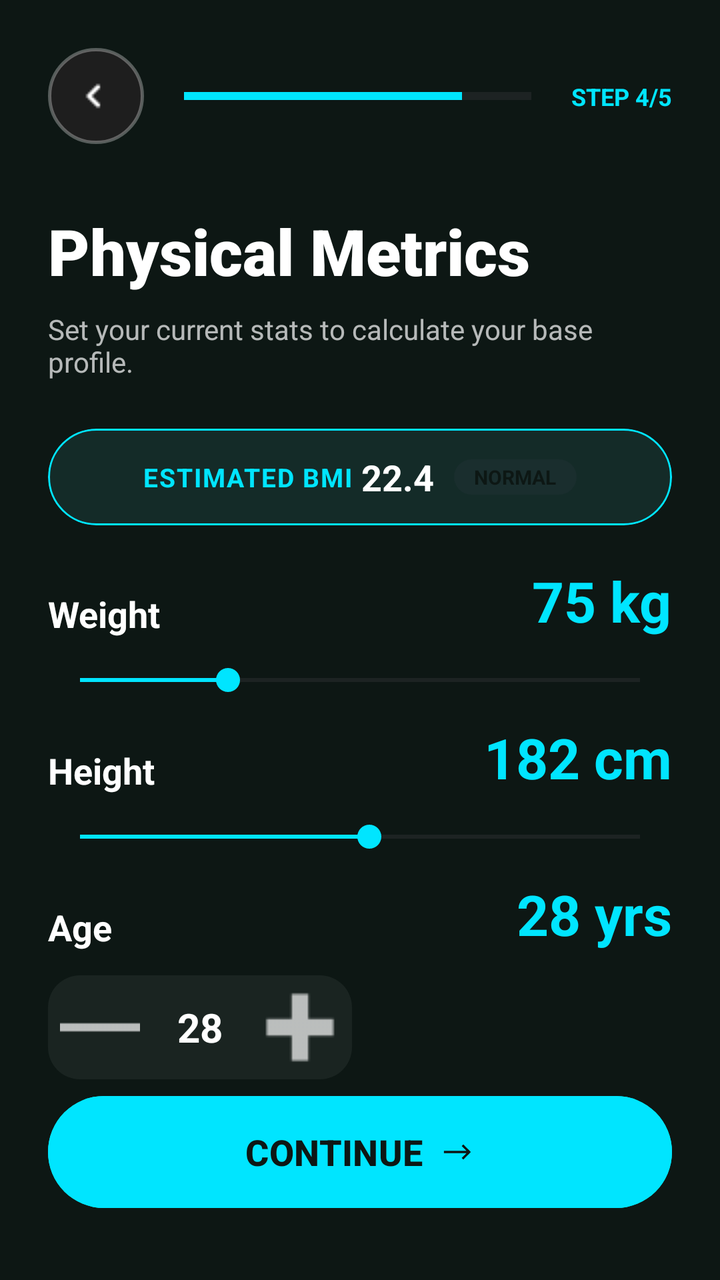
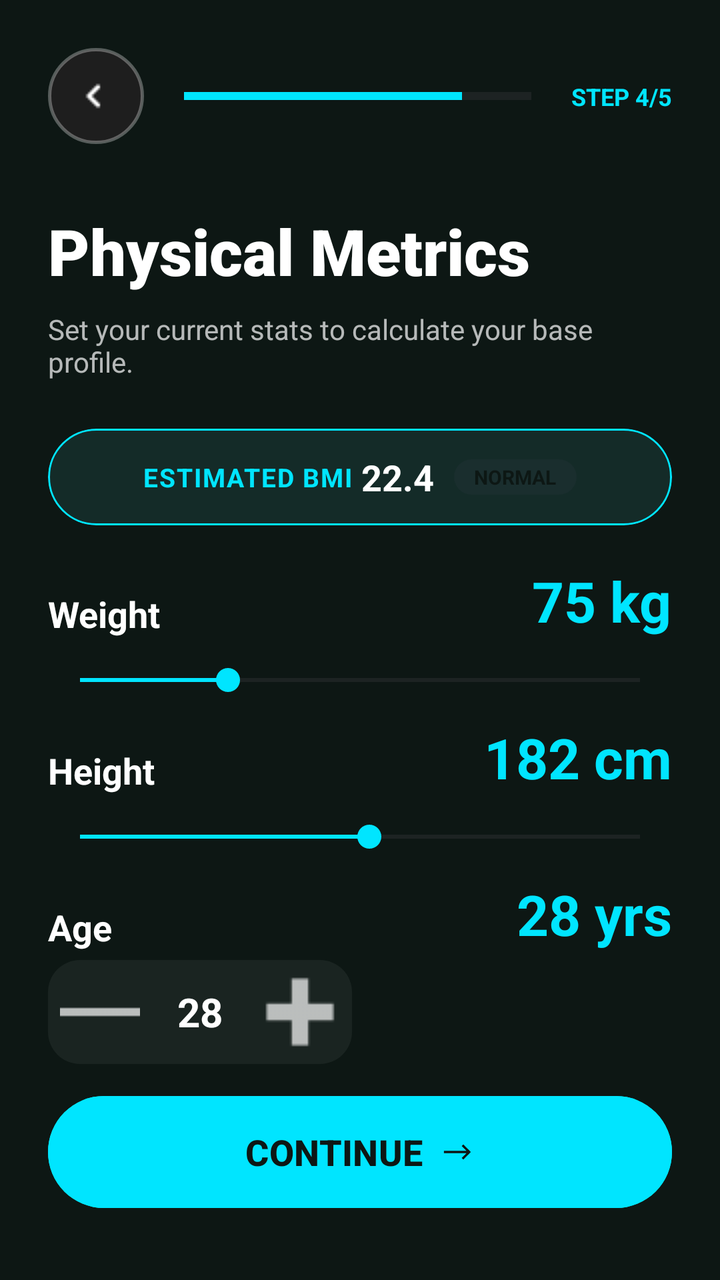

The first picture is an Android layout as it rendered before a commit; the second is the same layout after the commit. The layout source and the unified diff follow.
<!-- AndroidManifest.xml: application theme Theme.ProFitness -->
<!-- res/layout/activity_register4.xml -->
<?xml version="1.0" encoding="utf-8"?>
<androidx.constraintlayout.widget.ConstraintLayout
    xmlns:android="http://schemas.android.com/apk/res/android"
    xmlns:app="http://schemas.android.com/apk/res-auto"
    android:layout_width="match_parent"
    android:layout_height="match_parent"
    android:background="#0D1714"
    android:padding="24dp">

    <ImageButton
        android:id="@+id/btnBack"
        android:layout_width="48dp"
        android:layout_height="48dp"
        android:background="@drawable/circle_social_bg"
        android:src="@drawable/ic_back"
        app:layout_constraintStart_toStartOf="parent"
        app:layout_constraintTop_toTopOf="parent"
        app:tint="#FFFFFF" />

    <ProgressBar
        android:id="@+id/onboardingProgress"
        style="?android:attr/progressBarStyleHorizontal"
        android:layout_width="0dp"
        android:layout_height="wrap_content"
        android:layout_marginHorizontal="20dp"
        android:progress="80"
        android:progressTint="#00E5FF"
        app:layout_constraintBottom_toBottomOf="@+id/btnBack"
        app:layout_constraintEnd_toStartOf="@+id/tvStepCount"
        app:layout_constraintStart_toEndOf="@+id/btnBack"
        app:layout_constraintTop_toTopOf="@+id/btnBack" />

    <TextView
        android:id="@+id/tvStepCount"
        android:layout_width="wrap_content"
        android:layout_height="wrap_content"
        android:text="STEP 4/5"
        android:textColor="#00E5FF"
        android:textSize="12sp"
        android:textStyle="bold"
        app:layout_constraintBottom_toBottomOf="@+id/onboardingProgress"
        app:layout_constraintEnd_toEndOf="parent"
        app:layout_constraintTop_toTopOf="@+id/onboardingProgress" />

    <TextView
        android:id="@+id/tvTitle"
        android:layout_width="wrap_content"
        android:layout_height="wrap_content"
        android:layout_marginTop="32dp"
        android:fontFamily="sans-serif-black"
        android:text="Physical Metrics"
        android:textColor="#FFFFFF"
        android:textSize="32sp"
        app:layout_constraintStart_toStartOf="parent"
        app:layout_constraintTop_toBottomOf="@+id/btnBack" />

    <TextView
        android:id="@+id/tvSubtitle"
        android:layout_width="0dp"
        android:layout_height="wrap_content"
        android:layout_marginTop="8dp"
        android:text="Set your current stats to calculate your base profile."
        android:textColor="#B3FFFFFF"
        android:textSize="14sp"
        app:layout_constraintEnd_toEndOf="parent"
        app:layout_constraintStart_toStartOf="parent"
        app:layout_constraintTop_toBottomOf="@+id/tvTitle" />

    <com.google.android.material.card.MaterialCardView
        android:id="@+id/bmiCard"
        android:layout_width="match_parent"
        android:layout_height="wrap_content"
        android:layout_marginTop="24dp"
        app:cardBackgroundColor="#142B28"
        app:cardCornerRadius="30dp"
        app:strokeColor="#00E5FF"
        app:strokeWidth="1dp"
        app:layout_constraintTop_toBottomOf="@+id/tvSubtitle">

        <LinearLayout
            android:layout_width="wrap_content"
            android:layout_height="wrap_content"
            android:layout_gravity="center"
            android:padding="12dp"
            android:gravity="center_vertical"
            android:orientation="horizontal">
            <TextView
                android:layout_width="wrap_content"
                android:layout_height="wrap_content"
                android:text="ESTIMATED BMI "
                android:textColor="#00E5FF"
                android:textSize="13sp"
                android:textStyle="bold"
                android:letterSpacing="0.05"/>
            <TextView
                android:id="@+id/tvBmiValue"
                android:layout_width="wrap_content"
                android:layout_height="wrap_content"
                android:text="22.4"
                android:textColor="#FFFFFF"
                android:textSize="18sp"
                android:textStyle="bold"/>
            <TextView
                android:id="@+id/tvBmiStatus"
                android:layout_width="wrap_content"
                android:layout_height="wrap_content"
                android:layout_marginStart="10dp"
                android:background="@drawable/bg_status_tag"
                android:paddingHorizontal="10dp"
                android:paddingVertical="2dp"
                android:text="NORMAL"
                android:textColor="#0D1714"
                android:textSize="10sp"
                android:textStyle="bold"/>
        </LinearLayout>
    </com.google.android.material.card.MaterialCardView>

    <TextView
        android:id="@+id/tvWeightLabel"
        android:layout_width="wrap_content"
        android:layout_height="wrap_content"
        android:layout_marginTop="32dp"
        android:text="Weight"
        android:textColor="#FFFFFF"
        android:textSize="18sp"
        android:textStyle="bold"
        app:layout_constraintStart_toStartOf="parent"
        app:layout_constraintTop_toBottomOf="@+id/bmiCard" />

    <TextView
        android:id="@+id/tvWeightValue"
        android:layout_width="wrap_content"
        android:layout_height="wrap_content"
        android:text="75 kg"
        android:textColor="#00E5FF"
        android:textSize="28sp"
        android:textStyle="bold"
        app:layout_constraintBottom_toBottomOf="@+id/tvWeightLabel"
        app:layout_constraintEnd_toEndOf="parent" />

    <SeekBar
        android:id="@+id/weightSeekBar"
        android:layout_width="match_parent"
        android:layout_height="wrap_content"
        android:layout_marginTop="12dp"
        android:max="170"
        android:progress="45"
        android:progressTint="#00E5FF"
        android:thumbTint="#00E5FF"
        app:layout_constraintTop_toBottomOf="@+id/tvWeightLabel" />

    <TextView
        android:id="@+id/tvHeightLabel"
        android:layout_width="wrap_content"
        android:layout_height="wrap_content"
        android:layout_marginTop="24dp"
        android:text="Height"
        android:textColor="#FFFFFF"
        android:textSize="18sp"
        android:textStyle="bold"
        app:layout_constraintStart_toStartOf="parent"
        app:layout_constraintTop_toBottomOf="@+id/weightSeekBar" />

    <TextView
        android:id="@+id/tvHeightValue"
        android:layout_width="wrap_content"
        android:layout_height="wrap_content"
        android:text="182 cm"
        android:textColor="#00E5FF"
        android:textSize="28sp"
        android:textStyle="bold"
        app:layout_constraintBottom_toBottomOf="@+id/tvHeightLabel"
        app:layout_constraintEnd_toEndOf="parent" />

    <SeekBar
        android:id="@+id/heightSeekBar"
        android:layout_width="match_parent"
        android:layout_height="wrap_content"
        android:layout_marginTop="12dp"
        android:max="120"
        android:progress="62"
        android:progressTint="#00E5FF"
        android:thumbTint="#00E5FF"
        app:layout_constraintTop_toBottomOf="@+id/tvHeightLabel" />

    <TextView
        android:id="@+id/tvAgeLabel"
        android:layout_width="wrap_content"
        android:layout_height="wrap_content"
        android:layout_marginTop="24dp"
        android:text="Age"
        android:textColor="#FFFFFF"
        android:textSize="18sp"
        android:textStyle="bold"
        app:layout_constraintStart_toStartOf="parent"
        app:layout_constraintTop_toBottomOf="@+id/heightSeekBar" />

    <TextView
        android:id="@+id/tvAgeValueTop"
        android:layout_width="wrap_content"
        android:layout_height="wrap_content"
        android:text="28 yrs"
        android:textColor="#00E5FF"
        android:textSize="28sp"
        android:textStyle="bold"
        app:layout_constraintBottom_toBottomOf="@+id/tvAgeLabel"
        app:layout_constraintEnd_toEndOf="parent" />

    <LinearLayout
        android:layout_width="wrap_content"
        android:layout_height="wrap_content"
        android:layout_marginTop="12dp"
        android:background="@drawable/r4_bg_counter"
        android:gravity="center"
        android:padding="6dp"
        app:layout_constraintStart_toStartOf="parent"
        app:layout_constraintTop_toBottomOf="@+id/tvAgeLabel">

        <ImageButton
            android:id="@+id/btnMinus"
            android:layout_width="40dp"
            android:layout_height="40dp"
            android:background="?attr/selectableItemBackgroundBorderless"
            android:src="@drawable/ic_minus"
            app:tint="#B3FFFFFF" />

        <TextView
            android:id="@+id/tvAgeDisplay"
            android:layout_width="60dp"
            android:layout_height="wrap_content"
            android:gravity="center"
            android:text="28"
            android:textColor="#FFFFFF"
            android:textSize="20sp"
            android:textStyle="bold" />

        <ImageButton
            android:id="@+id/btnPlus"
            android:layout_width="40dp"
            android:layout_height="40dp"
            android:background="?attr/selectableItemBackgroundBorderless"
            android:src="@drawable/ic_add"
            app:tint="#B3FFFFFF" />
    </LinearLayout>

    <com.google.android.material.button.MaterialButton
        android:id="@+id/btnContinue"
        android:layout_width="match_parent"
        android:layout_height="64dp"
        android:layout_marginBottom="8dp"
        android:backgroundTint="#00E5FF"
        android:text="CONTINUE"
        android:textColor="#0D1714"
        android:textSize="18sp"
        android:textStyle="bold"
        app:cornerRadius="32dp"
        app:icon="@drawable/ic_arrow_forward"
        app:iconGravity="textEnd"
        app:iconTint="#0D1714"
        app:layout_constraintBottom_toBottomOf="parent" />

</androidx.constraintlayout.widget.ConstraintLayout>
<!-- resources referenced by this layout -->
<resources>
  <!-- drawable bg_status_tag (drawable) -->
  <?xml version="1.0" encoding="utf-8"?>
  <shape xmlns:android="http://schemas.android.com/apk/res/android" android:shape="rectangle">
      <solid android:color="#1A2E2E" />
      <corners android:radius="14dp" />
  </shape>
  <!-- drawable circle_social_bg (drawable) -->
  <?xml version="1.0" encoding="utf-8"?>
  <shape xmlns:android="http://schemas.android.com/apk/res/android">
      <solid android:color="#1E1E1E" />
  
      <corners android:radius="100dp" />
  
      <stroke
          android:width="1.5dp"
          android:color="#4DFFFFFF" />
  </shape>
  <!-- drawable ic_add: png bitmap (drawable, 2022 bytes) -->
  <!-- drawable ic_arrow_forward (drawable) -->
  <?xml version="1.0" encoding="utf-8"?>
  <selector xmlns:android="http://schemas.android.com/apk/res/android">
      <item android:drawable="@drawable/ic_front" />
  </selector>
  <!-- drawable ic_back: png bitmap (drawable, 184 bytes) -->
  <!-- drawable ic_minus: png bitmap (drawable, 536 bytes) -->
  <!-- drawable r4_bg_counter (drawable) -->
  <shape xmlns:android="http://schemas.android.com/apk/res/android">
      <solid android:color="@color/card_dark" />
      <corners android:radius="16dp" />
  </shape>
  <style name="Theme.ProFitness" parent="android:Theme.Material.Light.NoActionBar" />
  <!-- drawable ic_front: png bitmap (drawable, 334 bytes) -->
  <color name="card_dark">#1A2421</color>
</resources>

<!-- the commit's change to res/layout/activity_register4.xml (unified diff, before → after) -->
@@ -207,12 +207,15 @@
         app:layout_constraintEnd_toEndOf="parent" />
 
     <LinearLayout
+        android:id="@+id/ageCounter"
         android:layout_width="wrap_content"
         android:layout_height="wrap_content"
         android:layout_marginTop="12dp"
+        android:layout_marginBottom="20dp"
         android:background="@drawable/r4_bg_counter"
         android:gravity="center"
         android:padding="6dp"
+        app:layout_constraintBottom_toTopOf="@+id/btnContinue"
         app:layout_constraintStart_toStartOf="parent"
         app:layout_constraintTop_toBottomOf="@+id/tvAgeLabel">
 
